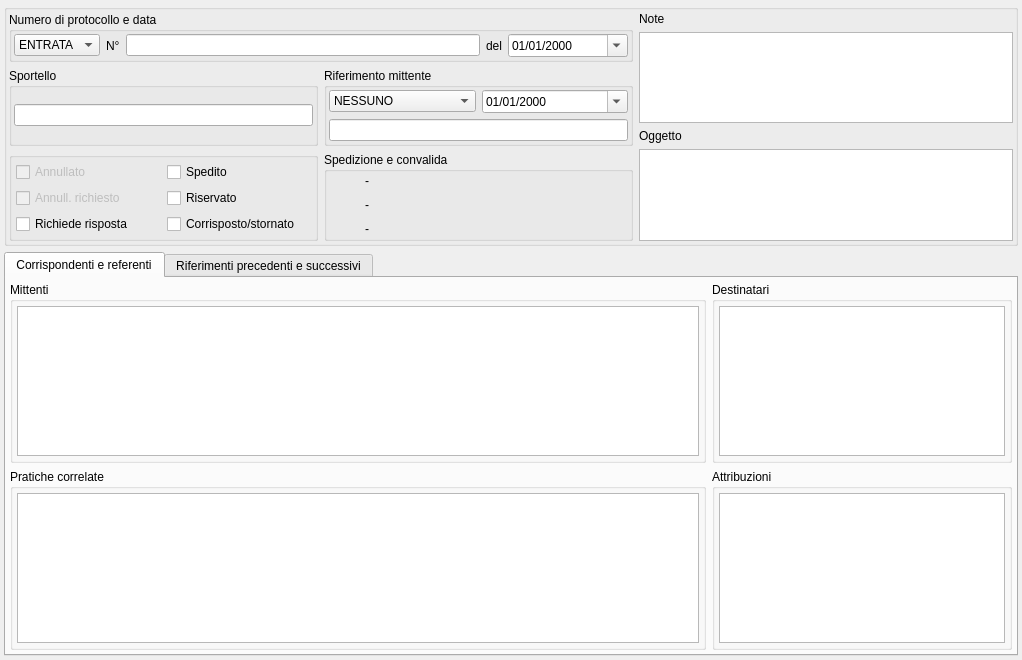
Before: the Qt Designer form src/com/axiastudio/suite/protocollo/forms/protocollo.ui in tizianolattisi/suitegda, drawn with Qt 5.
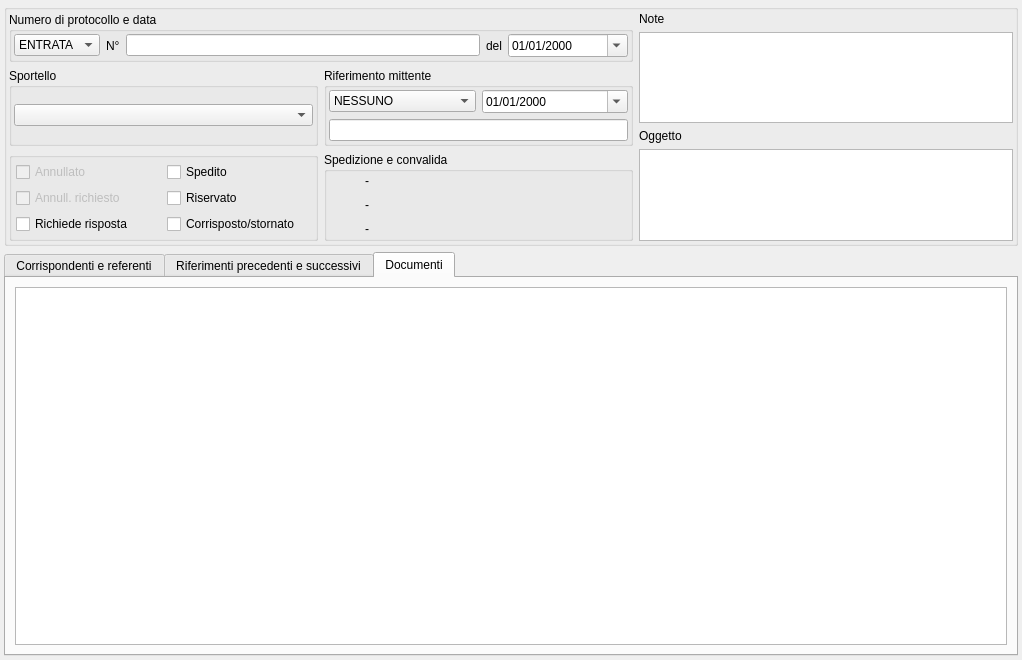
After: the same form once the commit is applied. The open tabs and pages were chosen to show the change. Icons and pictures are not drawn. Custom widgets are drawn as their Qt base class.

Commit message: Aggiustamenti alla form protocollo per il test di Alfresco e PyPaPiComboBox

```diff
--- a/src/com/axiastudio/suite/protocollo/forms/protocollo.ui
+++ b/src/com/axiastudio/suite/protocollo/forms/protocollo.ui
@@ -140,10 +140,7 @@
              <number>2</number>
             </property>
             <item>
-             <widget class="com.axiastudio.pypapi.ui.widgets.PyPaPiEntityPicker" name="lineEdit_2">
-              <property name="enabled">
-               <bool>true</bool>
-              </property>
+             <widget class="com.axiastudio.pypapi.ui.widgets.PyPaPiComboBox" name="comboBox_3">
               <property name="column" stdset="0">
                <string>Sportello</string>
               </property>
@@ -614,6 +611,17 @@
        <attribute name="title">
         <string>Riferimenti precedenti e successivi</string>
        </attribute>
+       <layout class="QVBoxLayout" name="verticalLayout_8"/>
+      </widget>
+      <widget class="QWidget" name="tab_3">
+       <attribute name="title">
+        <string>Documenti</string>
+       </attribute>
+       <layout class="QVBoxLayout" name="verticalLayout_9">
+        <item>
+         <widget class="QListWidget" name="listWidgetAlfresco"/>
+        </item>
+       </layout>
       </widget>
      </widget>
     </item>
@@ -632,9 +640,9 @@
    <header>pypapitableview.h</header>
   </customwidget>
   <customwidget>
-   <class>com.axiastudio.pypapi.ui.widgets.PyPaPiEntityPicker</class>
-   <extends>QLineEdit</extends>
-   <header>pypapientitypicker.h</header>
+   <class>com.axiastudio.pypapi.ui.widgets.PyPaPiComboBox</class>
+   <extends>QComboBox</extends>
+   <header>pypapicombobox.h</header>
   </customwidget>
  </customwidgets>
  <resources>
```
The commit also changes 1 other file.
